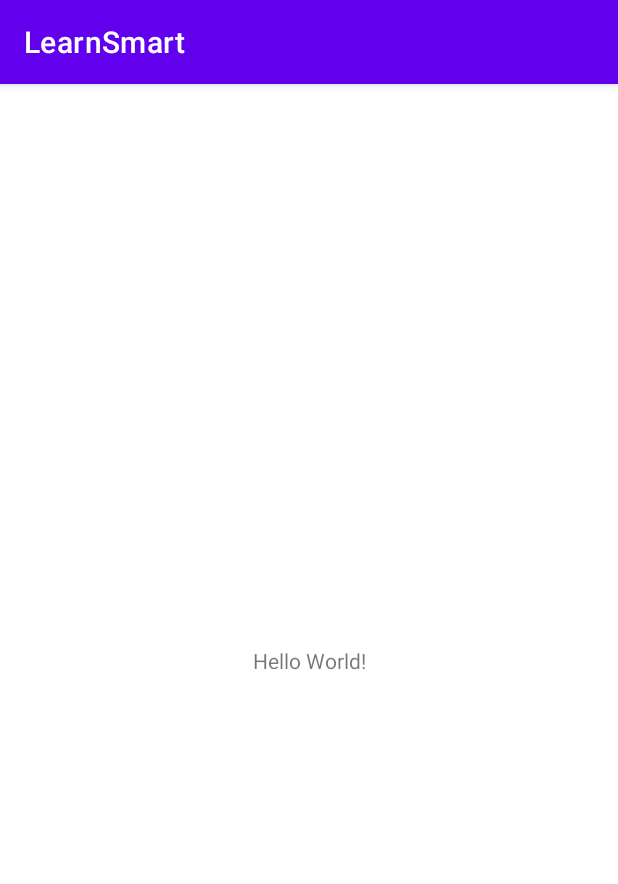
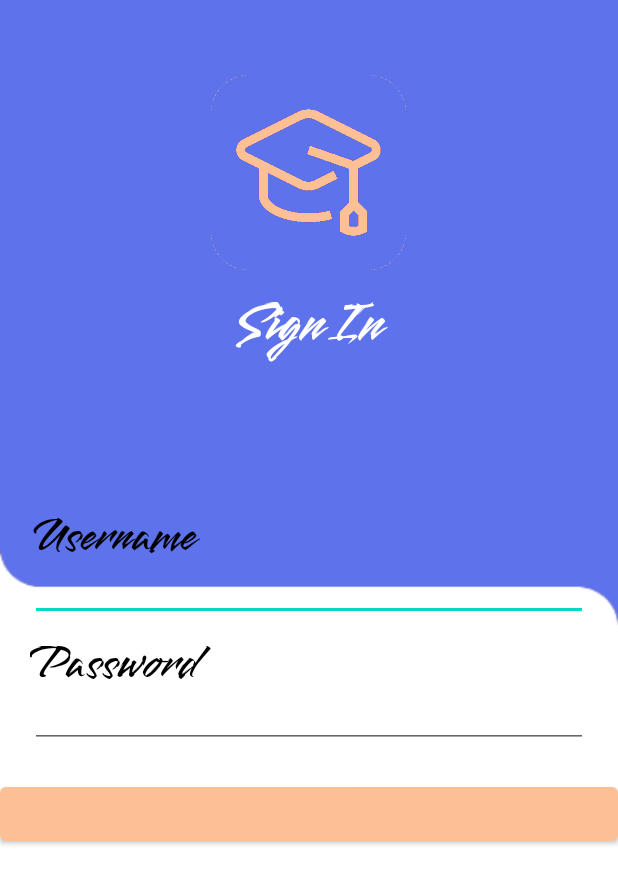
Before and after one commit to martinez41/projectAndela, an Android app: the screen it shows after launch (MainActivity before the commit, Sign_In after it), on a phone screen of 412 x 824 dp. Shown: the top 884 px of the screen. Run offline under Robolectric (Android 15) with nearby library versions, the phone set to English and light mode, and no system bars.

Commit message:
Add the color theme Add font familly : Smooch Regular build the sing_in activity

```diff
--- a/app/src/main/AndroidManifest.xml
+++ b/app/src/main/AndroidManifest.xml
@@ -10,6 +10,9 @@
         android:supportsRtl="true"
         android:theme="@style/Theme.ProjectAndela">
         <activity
+            android:name=".Sign_In"
+            android:exported="true" />
+        <activity
             android:name=".MainActivity"
             android:exported="true">
             <intent-filter>
--- a/app/src/main/java/com/tdms140/projectandela/MainActivity.kt
+++ b/app/src/main/java/com/tdms140/projectandela/MainActivity.kt
@@ -1,11 +1,19 @@
 package com.tdms140.projectandela
 
+import android.content.Intent
 import androidx.appcompat.app.AppCompatActivity
 import android.os.Bundle
+import android.os.Handler
 
 class MainActivity : AppCompatActivity() {
     override fun onCreate(savedInstanceState: Bundle?) {
         super.onCreate(savedInstanceState)
         setContentView(R.layout.activity_main)
+
+        val handler = Handler()
+        Handler().postDelayed({
+            val intent = Intent(this,Sign_In::class.java)
+            startActivity(intent)
+        },2000)
     }
 }
--- /dev/null
+++ b/app/src/main/java/com/tdms140/projectandela/Sign_In.kt
@@ -0,0 +1,11 @@
+package com.tdms140.projectandela
+
+import androidx.appcompat.app.AppCompatActivity
+import android.os.Bundle
+
+class Sign_In : AppCompatActivity() {
+    override fun onCreate(savedInstanceState: Bundle?) {
+        super.onCreate(savedInstanceState)
+        setContentView(R.layout.activity_sign_in)
+    }
+}
--- a/app/src/main/res/layout/activity_main.xml
+++ b/app/src/main/res/layout/activity_main.xml
@@ -1,18 +1,35 @@
 <?xml version="1.0" encoding="utf-8"?>
-<androidx.constraintlayout.widget.ConstraintLayout xmlns:android="http://schemas.android.com/apk/res/android"
+<RelativeLayout xmlns:android="http://schemas.android.com/apk/res/android"
     xmlns:app="http://schemas.android.com/apk/res-auto"
     xmlns:tools="http://schemas.android.com/tools"
     android:layout_width="match_parent"
     android:layout_height="match_parent"
-    tools:context=".MainActivity">
+    android:background="@drawable/fristframe"
+    tools:context=".MainActivity"
+    >
+
+    <ImageView
+        android:id="@+id/imageFisrt"
+        android:layout_width="130dp"
+        android:layout_height="130dp"
+        android:layout_centerInParent="true"
+        android:src="@drawable/appicon_" />
 
     <TextView
-        android:layout_width="wrap_content"
+        android:layout_width="221dp"
         android:layout_height="wrap_content"
-        android:text="Hello World!"
-        app:layout_constraintBottom_toBottomOf="parent"
-        app:layout_constraintLeft_toLeftOf="parent"
-        app:layout_constraintRight_toRightOf="parent"
-        app:layout_constraintTop_toTopOf="parent" />
+        android:layout_alignBottom="@+id/imageFisrt"
+        android:layout_centerHorizontal="true"
+        android:layout_marginBottom="-79dp"
+        android:fontFamily="@font/smoochregular"
+        android:shadowColor="@color/three"
+        android:text="Learn Smart"
+        android:textAlignment="center"
+        android:textAppearance="@style/TextAppearance.AppCompat.Body2"
+        android:textColor="@color/three"
+        android:textSize="40sp"
+        android:textStyle="bold"
+       />
 
-</androidx.constraintlayout.widget.ConstraintLayout>
+
+</RelativeLayout>
--- /dev/null
+++ b/app/src/main/res/layout/activity_sign_in.xml
@@ -0,0 +1,90 @@
+<?xml version="1.0" encoding="utf-8"?>
+<LinearLayout xmlns:android="http://schemas.android.com/apk/res/android"
+    xmlns:app="http://schemas.android.com/apk/res-auto"
+    xmlns:tools="http://schemas.android.com/tools"
+    android:layout_width="match_parent"
+    android:layout_height="match_parent"
+    android:background="@drawable/_1_sign_inbackground"
+    android:orientation="vertical"
+    tools:context=".Sign_In">
+
+    <ImageView
+        android:layout_width="130dp"
+        android:layout_height="130dp"
+        android:src="@drawable/appicon1"
+        tools:ignore="MissingConstraints"
+        tools:layout_editor_absoluteX="129dp"
+        tools:layout_editor_absoluteY="80dp"
+        android:layout_gravity="center"
+        android:layout_marginTop="50dp"
+        />
+
+    <TextView
+        android:layout_width="match_parent"
+        android:layout_height="wrap_content"
+        android:fontFamily="@font/smoochregular"
+        android:textSize="40sp"
+        android:layout_gravity="center"
+        android:text="Sign In"
+        android:textColor="@color/white"
+        android:textAlignment="center"
+        />
+
+    <LinearLayout
+        android:layout_width="match_parent"
+        android:layout_height="wrap_content"
+        android:orientation="vertical"
+        android:layout_marginTop="80dp"
+        >
+        <TextView
+            android:layout_width="150dp"
+            android:layout_height="40dp"
+            android:textSize="32sp"
+            android:text="Username"
+            android:textColor="@color/black"
+            android:fontFamily="@font/smoochregular"
+            android:layout_marginStart="20dp"
+            />
+
+        <EditText
+            android:id="@+id/userName"
+            android:layout_width="match_parent"
+            android:layout_height="wrap_content"
+            android:drawablePadding="10dp"
+            android:layout_marginStart="20dp"
+            android:layout_marginEnd="20dp"
+            android:padding="10dp"
+            />
+
+        <TextView
+            android:layout_width="150dp"
+            android:layout_height="40dp"
+            android:textSize="32sp"
+            android:text="Password"
+            android:textColor="@color/black"
+            android:fontFamily="@font/smoochregular"
+            android:layout_marginStart="20dp"
+            />
+
+         <EditText
+            android:id="@+id/passwordUser"
+            android:layout_width="match_parent"
+            android:layout_height="wrap_content"
+             android:drawablePadding="10dp"
+             android:layout_marginStart="20dp"
+             android:layout_marginEnd="20dp"
+             android:padding="10dp"
+
+            />
+
+        <Button
+            android:layout_width="match_parent"
+            android:layout_height="match_parent"
+            app:backgroundTint="@color/five"
+            android:layout_marginTop="20dp"
+
+            />
+
+    </LinearLayout>
+
+</LinearLayout>
--- a/app/src/main/res/values-night/themes.xml
+++ b/app/src/main/res/values-night/themes.xml
@@ -1,13 +1,11 @@
 <resources xmlns:tools="http://schemas.android.com/tools">
     <!-- Base application theme. -->
-    <style name="Theme.ProjectAndela" parent="Theme.MaterialComponents.DayNight.DarkActionBar">
+    <style name="Theme.ProjectAndela" parent="Theme.MaterialComponents.DayNight.NoActionBar">
         <!-- Primary brand color. -->
-        <item name="colorPrimary">@color/purple_200</item>
-        <item name="colorPrimaryVariant">@color/purple_700</item>
+
         <item name="colorOnPrimary">@color/black</item>
         <!-- Secondary brand color. -->
-        <item name="colorSecondary">@color/teal_200</item>
-        <item name="colorSecondaryVariant">@color/teal_200</item>
+
         <item name="colorOnSecondary">@color/black</item>
         <!-- Status bar color. -->
         <item name="android:statusBarColor" tools:targetApi="l">?attr/colorPrimaryVariant</item>
--- a/app/src/main/res/values/colors.xml
+++ b/app/src/main/res/values/colors.xml
@@ -1,10 +1,12 @@
 <?xml version="1.0" encoding="utf-8"?>
 <resources>
-    <color name="purple_200">#FFBB86FC</color>
-    <color name="purple_500">#FF6200EE</color>
-    <color name="purple_700">#FF3700B3</color>
-    <color name="teal_200">#FF03DAC5</color>
-    <color name="teal_700">#FF018786</color>
+
     <color name="black">#FF000000</color>
     <color name="white">#FFFFFFFF</color>
+<!--    Color thenes-->
+    <color name="one">#0B0742</color>
+    <color name="two">#120C6E</color>
+    <color name="three">#5E72EB</color>
+    <color name="four">#FF9190</color>
+    <color name="five">#FDC094</color>
 </resources>
--- a/app/src/main/res/values/themes.xml
+++ b/app/src/main/res/values/themes.xml
@@ -1,13 +1,9 @@
 <resources xmlns:tools="http://schemas.android.com/tools">
     <!-- Base application theme. -->
-    <style name="Theme.ProjectAndela" parent="Theme.MaterialComponents.DayNight.DarkActionBar">
+    <style name="Theme.ProjectAndela" parent="Theme.MaterialComponents.DayNight.NoActionBar">
         <!-- Primary brand color. -->
-        <item name="colorPrimary">@color/purple_500</item>
-        <item name="colorPrimaryVariant">@color/purple_700</item>
         <item name="colorOnPrimary">@color/white</item>
         <!-- Secondary brand color. -->
-        <item name="colorSecondary">@color/teal_200</item>
-        <item name="colorSecondaryVariant">@color/teal_700</item>
         <item name="colorOnSecondary">@color/black</item>
         <!-- Status bar color. -->
         <item name="android:statusBarColor" tools:targetApi="l">?attr/colorPrimaryVariant</item>
```
Also changed, not shown: app/src/main/res/drawable/_1_sign_inbackground.png (added), app/src/main/res/drawable/appicon1.png (added), app/src/main/res/drawable/closed_eyes.png (added), app/src/main/res/drawable/fristframe.png (added), app/src/main/res/drawable/user.png (added), app/src/main/res/font/smoochregular.ttf (added), 5 other files.
